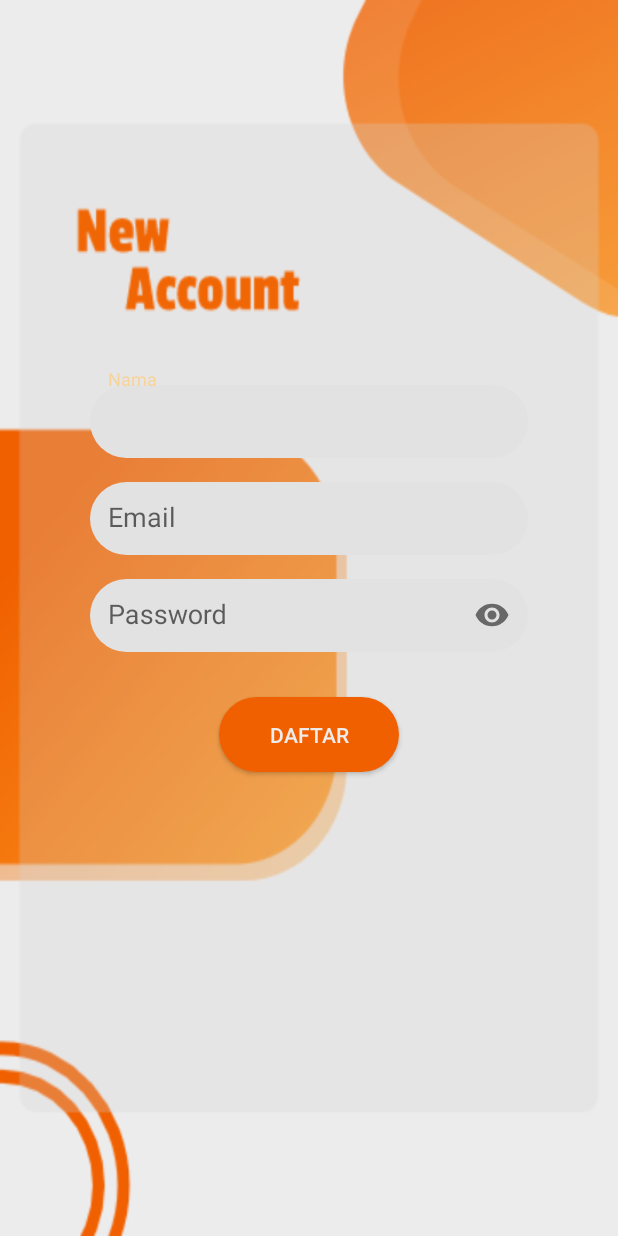
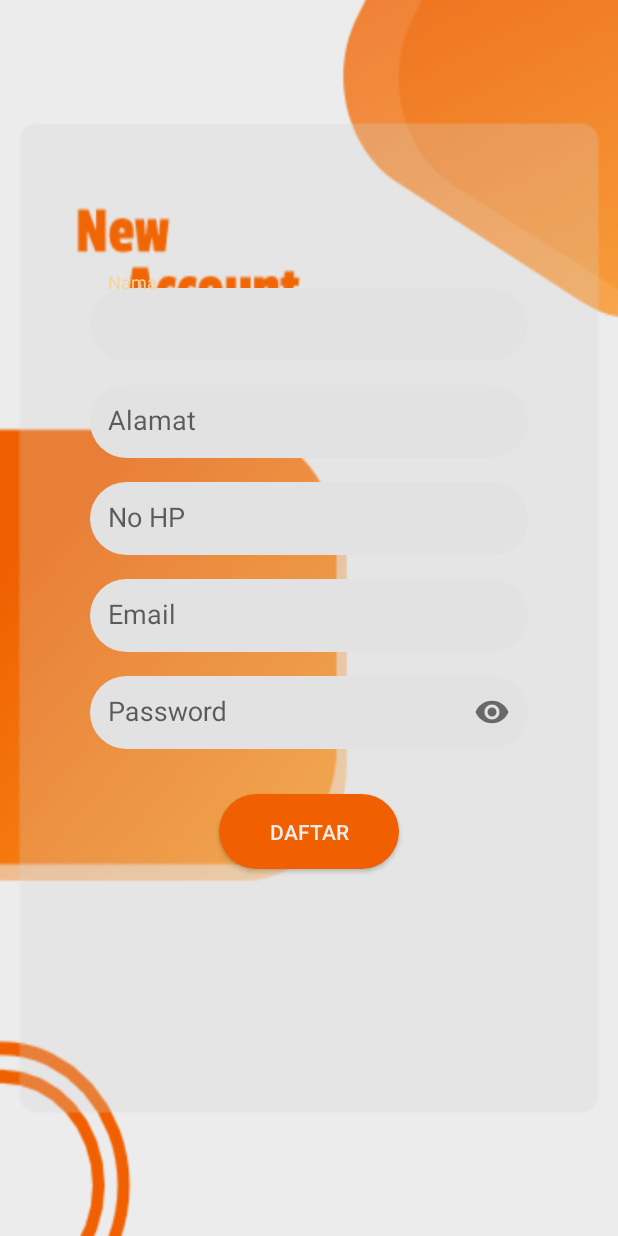
Before and after one commit to dhiyo7/GoPet, an Android app: the RegisterActivity screen opened directly, with no data from a screen before it, on a phone screen of 412 x 824 dp. Run offline under Robolectric (Android 15) with nearby library versions, the light colour scheme and no system bars.

```diff
--- a/app/src/main/java/plugin/id/Activity/RegisterActivity.java
+++ b/app/src/main/java/plugin/id/Activity/RegisterActivity.java
@@ -22,7 +22,7 @@ import retrofit2.Response;
 
 public class RegisterActivity extends AppCompatActivity {
 
-    private TextInputEditText etUsername, etEmail, etPassword;
+    private TextInputEditText etUsername, etEmail, etPassword, etAddress, etHP;
     private TextView tvLogin;
     private Button btnRegis;
     private UserInterface userInterface = ApiClient.getUserInterface();
@@ -47,6 +47,8 @@ public class RegisterActivity extends AppCompatActivity {
         etUsername = findViewById(R.id.etUsername);
         etEmail = findViewById(R.id.etEmail);
         etPassword = findViewById(R.id.etPassword);
+        etAddress = findViewById(R.id.etAddress);
+        etHP = findViewById(R.id.etHP);
         btnRegis = findViewById(R.id.btnRegis);
         loading = findViewById(R.id.loading);
         settings = getSharedPreferences("USER", MODE_PRIVATE);
@@ -60,11 +62,13 @@ public class RegisterActivity extends AppCompatActivity {
                 String name = etUsername.getText().toString().trim();
                 String email = etEmail.getText().toString().trim();
                 String password = etPassword.getText().toString().trim();
+                String address = etAddress.getText().toString().trim();
+                String phone = etHP.getText().toString().trim();
                 //Toast.makeText(SignUpActivity.this, name +"\n"+ email +"\n"+password, Toast.LENGTH_SHORT).show();
                 if (!name.isEmpty() && !email.isEmpty() && !password.isEmpty() && password.length() > 6 && name.length() > 5 ){
                     loading.setVisibility(View.VISIBLE);
                     btnRegis.setEnabled(false);
-                    Call<BaseResponse<ModelUser>> user_ = userInterface.register(name, email, password);
+                    Call<BaseResponse<ModelUser>> user_ = userInterface.register(name, email, password, address, phone);
                     user_.enqueue(new Callback<BaseResponse<ModelUser>>() {
                         @Override
                         public void onResponse(Call<BaseResponse<ModelUser>> call, Response<BaseResponse<ModelUser>> response) {
--- a/app/src/main/java/plugin/id/Adapter/AdapterHistory.java
+++ b/app/src/main/java/plugin/id/Adapter/AdapterHistory.java
@@ -60,6 +60,7 @@ public class AdapterHistory extends RecyclerView.Adapter<AdapterHistory.ViewHold
             tvItem = itemView.findViewById(R.id.tvItem);
             tvPetshop = itemView.findViewById(R.id.tvPetshop);
             tvHarga = itemView.findViewById(R.id.tvHarga);
+            tvStatus = itemView.findViewById(R.id.tvStatus);
         }
 
         public void binding(final ModelOrder modelOrder, final Context context) {
@@ -68,6 +69,7 @@ public class AdapterHistory extends RecyclerView.Adapter<AdapterHistory.ViewHold
             tvItem.setText(modelOrder.getItem());
             tvPetshop.setText(modelOrder.getPetshop());
             tvHarga.setText(modelOrder.getPrice());
+            tvStatus.setText(modelOrder.getStatus());
         }
     }
 }
--- a/app/src/main/java/plugin/id/Fragment/HistoryFragment.java
+++ b/app/src/main/java/plugin/id/Fragment/HistoryFragment.java
@@ -87,7 +87,7 @@ public class HistoryFragment extends Fragment {
 
             @Override
             public void onFailure(Call<BaseListResponse<ModelOrder>> call, Throwable t) {
-                Toast.makeText(getActivity(), "Error : "+ t.toString(), Toast.LENGTH_SHORT).show();
+//                Toast.makeText(getActivity(), "Error : "+ t.toString(), Toast.LENGTH_SHORT).show();
 
             }
         });
--- a/app/src/main/java/plugin/id/Model/ModelUser.java
+++ b/app/src/main/java/plugin/id/Model/ModelUser.java
@@ -9,16 +9,22 @@ public class ModelUser {
     @SerializedName("email") private String email;
     @SerializedName("password") private String password;
     @SerializedName("api_token") private String api_token;
+    @SerializedName("address") private String address;
+    @SerializedName("phone") private  String phone;
+    @SerializedName("pet_name") private String pet_name;
+    @SerializedName("id_doctor") private int id_doctor;
 
     public ModelUser() {
     }
 
-    public ModelUser(int id, String name, String email, String password, String api_token) {
+    public ModelUser(int id, String name, String email, String password, String api_token, String address, String phone) {
         this.id = id;
         this.name = name;
         this.email = email;
         this.password = password;
         this.api_token = api_token;
+        this.address = address;
+        this.phone = phone;
     }
 
     public int getId() {
@@ -60,4 +66,20 @@ public class ModelUser {
     public void setApi_token(String api_token) {
         this.api_token = api_token;
     }
+
+    public String getAddress() {
+        return address;
+    }
+
+    public void setAddress(String address) {
+        this.address = address;
+    }
+
+    public String getPhone() {
+        return phone;
+    }
+
+    public void setPhone(String phone) {
+        this.phone = phone;
+    }
 }
--- a/app/src/main/java/plugin/id/Server/UserInterface.java
+++ b/app/src/main/java/plugin/id/Server/UserInterface.java
@@ -5,6 +5,7 @@ import plugin.id.Model.ModelUser;
 import retrofit2.Call;
 import retrofit2.http.Field;
 import retrofit2.http.FormUrlEncoded;
+import retrofit2.http.Header;
 import retrofit2.http.POST;
 
 public interface UserInterface {
@@ -15,5 +16,9 @@ public interface UserInterface {
 
     @FormUrlEncoded
     @POST("user/register")
-    Call<BaseResponse<ModelUser>> register(@Field("name") String name, @Field("email") String email, @Field("password") String password);
+    Call<BaseResponse<ModelUser>> register(@Field("name") String name, @Field("email") String email, @Field("password") String password, @Field("address") String address, @Field("phone") String phone);
+
+    @FormUrlEncoded
+    @POST("user/diagnosis")
+    Call<BaseResponse<ModelUser>> diagnosa(@Header("Authorization") String api_token, @Field("pet_name") String pet_name);
 }
--- a/app/src/main/res/layout/activity_register.xml
+++ b/app/src/main/res/layout/activity_register.xml
@@ -32,6 +32,34 @@
                 android:layout_gravity="center_horizontal"
                 android:hint="Nama"
                 android:inputType="textPersonName"/>
+        </android.support.design.widget.TextInputLayout>
+        <android.support.design.widget.TextInputLayout
+            android:layout_marginTop="5dp"
+            android:layout_width="match_parent"
+            android:layout_height="match_parent">
+            <android.support.design.widget.TextInputEditText
+                android:id="@+id/etAddress"
+                android:maxLines="1"
+                android:background="@drawable/edit_text"
+                android:layout_width="match_parent"
+                android:layout_height="wrap_content"
+                android:layout_gravity="center_horizontal"
+                android:hint="Alamat"
+                android:inputType="text"/>
+        </android.support.design.widget.TextInputLayout>
+        <android.support.design.widget.TextInputLayout
+            android:layout_marginTop="5dp"
+            android:layout_width="match_parent"
+            android:layout_height="match_parent">
+            <android.support.design.widget.TextInputEditText
+                android:id="@+id/etHP"
+                android:maxLines="1"
+                android:background="@drawable/edit_text"
+                android:layout_width="match_parent"
+                android:layout_height="wrap_content"
+                android:layout_gravity="center_horizontal"
+                android:hint="No HP"
+                android:inputType="phone"/>
         </android.support.design.widget.TextInputLayout>
 
         <android.support.design.widget.TextInputLayout
```
Also changed, not shown: app/src/main/AndroidManifest.xml (+4 -3 lines), app/src/main/java/plugin/id/Activity/DiagnosaActivity.java (added, +33 -0 lines), app/src/main/java/plugin/id/Fragment/ProfileFragment.java (+74 -0 lines), app/src/main/java/plugin/id/Model/ModelOrder.java (+4 -4 lines), app/src/main/res/layout/activity_diagnosa.xml (added, +39 -0 lines), app/src/main/res/layout/fragment_profile.xml (+20 -0 lines).
